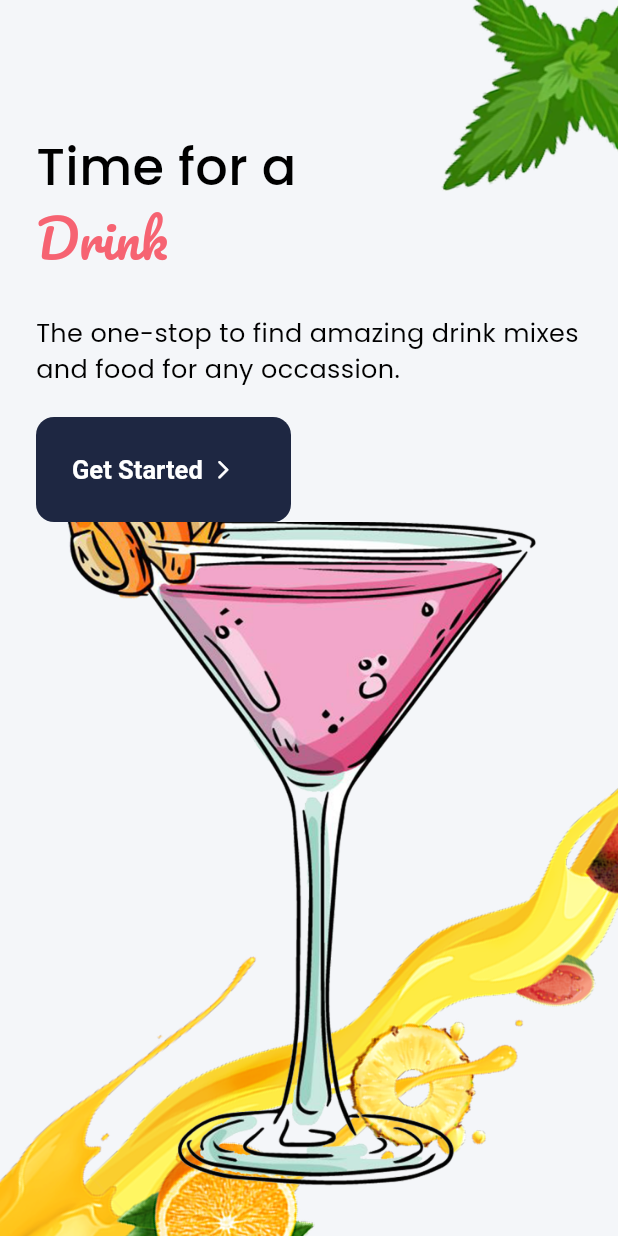
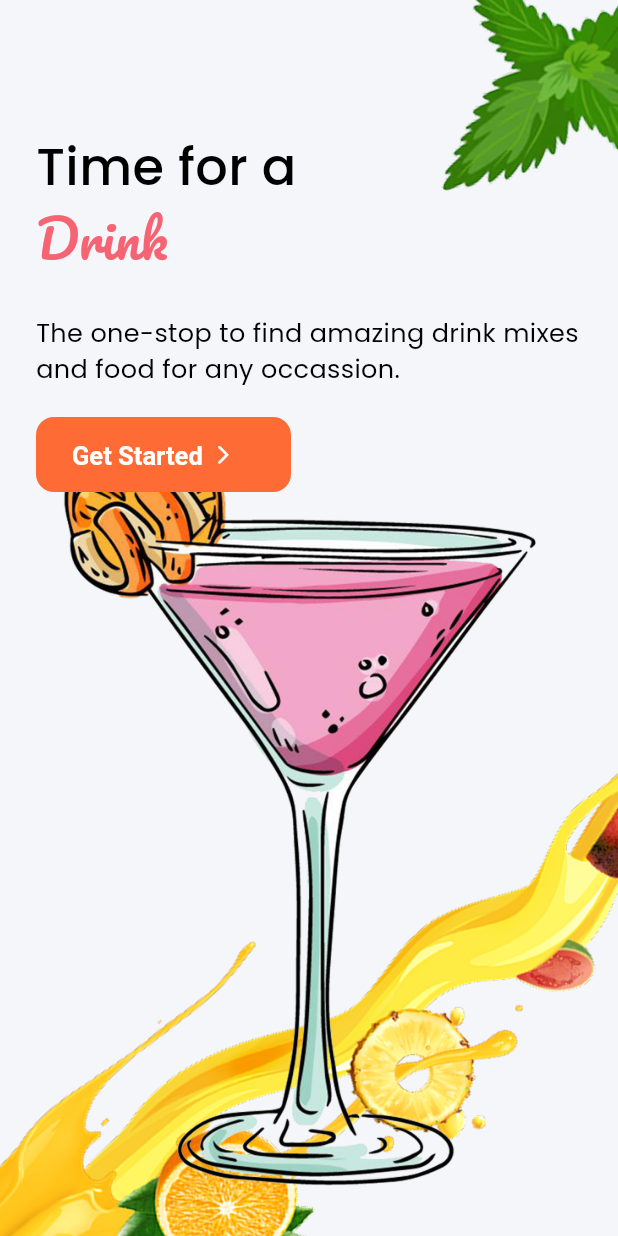
Before and after one commit to mohamedamrr13/MugLife, a Flutter app: the screen it shows after launch, on a phone screen of 412 x 824 dp. Run offline on Flutter 3.47's test engine with Material 3 defaults, Android fonts, the phone set to English and light mode, and no system bars; our stand-ins replace bloc, cached_network_image, cloud_firestore, dartz, dio, firebase_auth and 12 more; missing offline and left inert: flutter_paymob; accounts and stored records are empty; statements that could not run were skipped.

Commit message:
Remove package_info_plus dependency and related references; update AppWrapper to accept reroutingIndex; refactor AppRouter to pass reroutingIndex; adjust button height and color in OnBoardingScreen; clean up OrderCard widget by removing unused code; enhance payment processing logic in PaymentOptionScreen; update GeneratedPluginRegistrant and pubspec files accordingly.

```diff
--- a/lib/core/authorization/app_wrapper.dart
+++ b/lib/core/authorization/app_wrapper.dart
@@ -9,8 +9,8 @@ import 'package:go_router/go_router.dart';
 import 'package:shared_preferences/shared_preferences.dart';
 
 class AppWrapper extends StatefulWidget {
-  const AppWrapper({super.key});
-
+  const AppWrapper({super.key, required this.reroutingIndex});
+  final int reroutingIndex;
   @override
   State<AppWrapper> createState() => _AppWrapperState();
 }
@@ -89,7 +89,7 @@ class _AppWrapperState extends State<AppWrapper> {
           SharedPreferences.getInstance().then((prefs) {
             prefs.setString('userId', snapshot.data!.uid);
           });
-          return const CustomPageNavigationBar();
+          return CustomPageNavigationBar(reroutingIndex: widget.reroutingIndex);
         }
 
         final currentRoute = GoRouter.of(context).state.matchedLocation;
--- a/lib/core/routing/app_router.dart
+++ b/lib/core/routing/app_router.dart
@@ -1,5 +1,6 @@
 import 'package:drinks_app/core/authorization/app_wrapper.dart';
 import 'package:drinks_app/core/di/service_locator.dart';
+import 'package:drinks_app/core/utils/shared/app_nav_bar.dart';
 import 'package:drinks_app/features/auth/logic/google_cubit/google_cubit.dart';
 import 'package:drinks_app/features/auth/logic/login_cubit/login_cubit.dart';
 import 'package:drinks_app/features/auth/logic/register_cubit/register_cubit.dart';
@@ -43,15 +44,17 @@ class AppRouter {
       GoRoute(
         path: authWrapper,
         name: authWrapper,
-        builder:
-            (context, state) => MultiBlocProvider(
-              providers: [
-                BlocProvider(create: (context) => LoginCubit()),
-                BlocProvider(create: (context) => RegisterCubit()),
-                BlocProvider(create: (context) => GoogleCubit()),
-              ],
-              child: const AppWrapper(),
-            ),
+        builder: (context, state) {
+          final reroutingIndex = state.extra as int? ?? 0;
+          return MultiBlocProvider(
+            providers: [
+              BlocProvider(create: (context) => LoginCubit()),
+              BlocProvider(create: (context) => RegisterCubit()),
+              BlocProvider(create: (context) => GoogleCubit()),
+            ],
+            child: AppWrapper(reroutingIndex: reroutingIndex),
+          );
+        },
       ),
 
       GoRoute(
@@ -110,11 +113,7 @@ class AppRouter {
               child: const RegisterScreen(),
             ),
       ),
-      // GoRoute(
-      //   path: changePassword,
-      //   name: changePassword,
-      //   builder: (context, state) => const ChangepasswordScreen(),
-      // ),
+
       // GoRoute(
       //   path: verifyOtpCode,
       //   name: verifyOtpCode,
--- a/lib/features/onboarding/presentation/onboarding_screen.dart
+++ b/lib/features/onboarding/presentation/onboarding_screen.dart
@@ -58,10 +58,10 @@ class OnBoardingScreen extends StatelessWidget {
             padding: const EdgeInsets.symmetric(horizontal: 24.0),
             child: SizedBox(
               width: 170,
-              height: 70,
+              height: 50,
               child: ElevatedButton(
                 style: ElevatedButton.styleFrom(
-                  backgroundColor: Color(0xff1E2742),
+                  backgroundColor: AppTheme.primaryColor,
                 ),
                 onPressed: () {
                   // Mark onboarding as complete
--- a/pubspec.yaml
+++ b/pubspec.yaml
@@ -53,7 +53,6 @@ dependencies:
   image_picker: ^1.2.1
   intl: ^0.19.0
   liquid_glass_renderer: ^0.1.1-dev.10
-  package_info_plus: ^9.0.0
   shared_preferences: ^2.2.2
   skeletonizer: ^2.1.0+1
   sqflite: ^2.4.2
```
Also changed, not shown: lib/features/order/presentation/widgets/order_card.dart (+54 -52 lines), lib/features/payment/presentation/payment_options_view.dart (+21 -4 lines), pubspec.lock, 2 other files.
